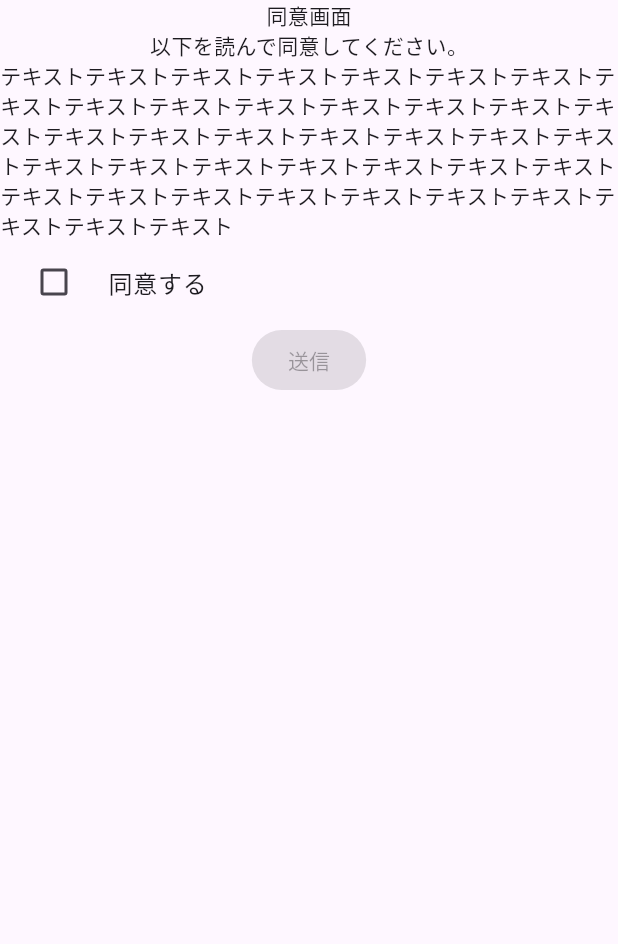
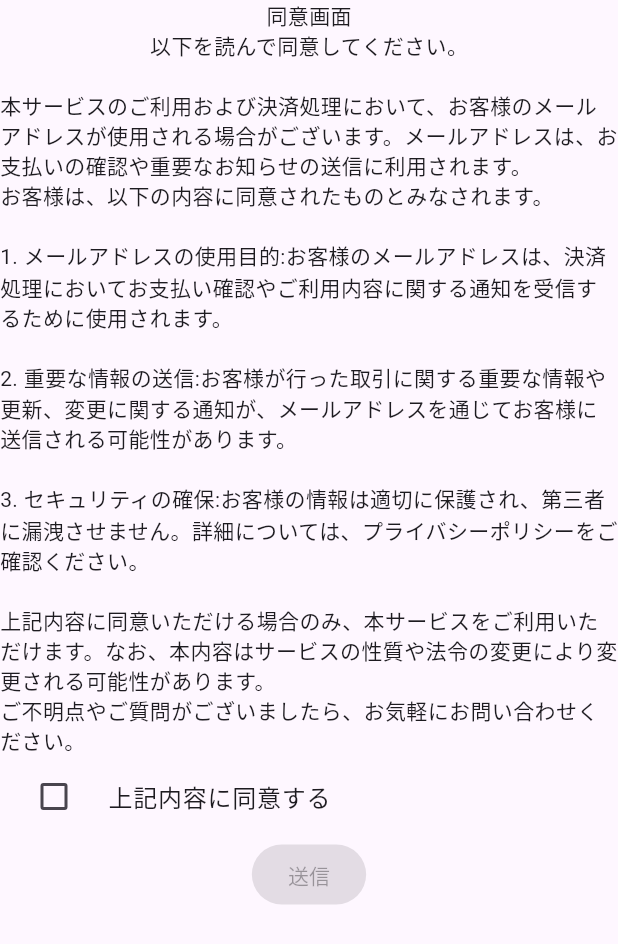
Before and after one commit to Kota049/lure_link, a Flutter app: the ConsentPage widget shown alone on an empty page, opened directly, on a phone screen of 412 x 824 dp. Shown: the top 944 px of the screen. Run offline on Flutter 3.47's test engine with Material 3 defaults, Android fonts, the light colour scheme and no system bars.

Commit message:
同意テキスト作成

```diff
--- a/lure_link_flutter/lib/consent_page.dart
+++ b/lure_link_flutter/lib/consent_page.dart
@@ -48,22 +48,22 @@ class _ConsentPage extends State<ConsentPage> {
           '同意画面'
         ),
         Text(
-          '以下を読んで同意してください。'
+          '以下を読んで同意してください。\n'
         ),
         Text(
-          'テキストテキストテキストテキストテキストテキストテキストテキストテキストテキストテキストテキストテキストテキストテキストテキストテキストテキストテキストテキストテキストテキストテキストテキストテキストテキストテキストテキストテキストテキストテキストテキストテキストテキストテキストテキストテキストテキストテキスト'
+          '本サービスのご利用および決済処理において、お客様のメールアドレスが使用される場合がございます。メールアドレスは、お支払いの確認や重要なお知らせの送信に利用されます。\nお客様は、以下の内容に同意されたものとみなされます。\n\n1. メールアドレスの使用目的:お客様のメールアドレスは、決済処理においてお支払い確認やご利用内容に関する通知を受信するために使用されます。\n\n2. 重要な情報の送信:お客様が行った取引に関する重要な情報や更新、変更に関する通知が、メールアドレスを通じてお客様に送信される可能性があります。\n\n3. セキュリティの確保:お客様の情報は適切に保護され、第三者に漏洩させません。詳細については、プライバシーポリシーをご確認ください。\n\n上記内容に同意いただける場合のみ、本サービスをご利用いただけます。なお、本内容はサービスの性質や法令の変更により変更される可能性があります。\nご不明点やご質問がございましたら、お気軽にお問い合わせください。'
         ),
         CheckboxListTile(
           value:_checkBox,
           controlAffinity: ListTileControlAffinity.leading,
           title: Text(
-            '同意する',
+            '上記内容に同意する',
           ),
           onChanged: _checkConsent,
         ),
         ElevatedButton(
           child:Text('送信'),
-          onPressed: null,
+          onPressed: _checkBox == false ? null :(){}
         ),
       ],
     );
```
